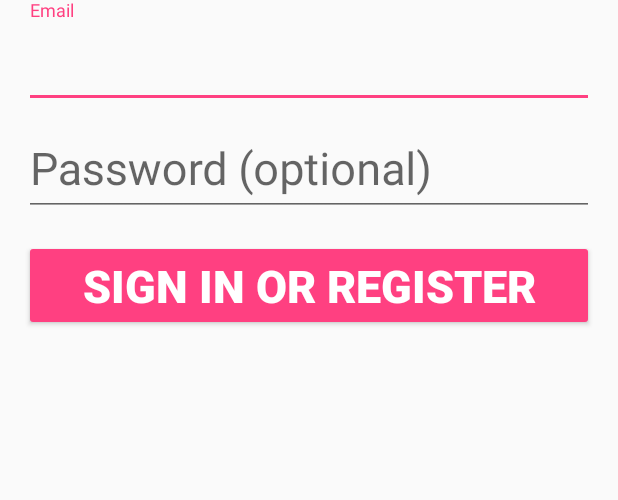
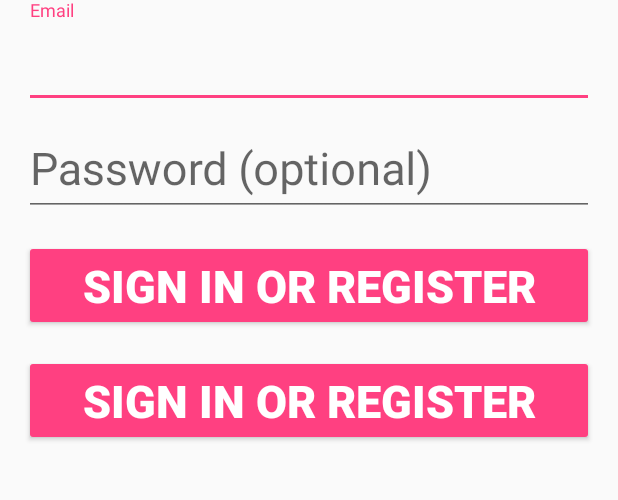
Before and after one commit to paoValle/UninaCampus, an Android app: the screen it shows after launch (LoginActivity), on a phone screen of 412 x 824 dp, the part 336-836 px from its top. Run offline under Robolectric (Android 15) with nearby library versions, the phone set to English and light mode, and no system bars; 2 statements that could not run were skipped.

Commit message:
Creazione sign Up
Creazione dell'activity Sign Up.

```diff
--- a/app/src/main/AndroidManifest.xml
+++ b/app/src/main/AndroidManifest.xml
@@ -24,6 +24,7 @@
             </intent-filter>
         </activity>
         <activity android:name=".UI.HomePage" />
+        <activity android:name=".UI.SignUp"></activity>
     </application>
 
 </manifest>
--- a/app/src/main/java/paovalle/uninacampus/UI/LoginActivity.java
+++ b/app/src/main/java/paovalle/uninacampus/UI/LoginActivity.java
@@ -63,6 +63,8 @@ public class LoginActivity extends AppCompatActivity implements LoaderCallbacks<
     private EditText mPasswordView;
     private View mProgressView;
     private View mLoginFormView;
+    private Button signUpBtn;
+    private Button signInBtn;
 
     @Override
     protected void onCreate(Bundle savedInstanceState) {
@@ -85,11 +87,22 @@ public class LoginActivity extends AppCompatActivity implements LoaderCallbacks<
             }
         });
 
-        Button mEmailSignInButton = (Button) findViewById(R.id.email_sign_in_button);
-        mEmailSignInButton.setOnClickListener(new OnClickListener() {
+
+        signInBtn = (Button) findViewById(R.id.email_sign_in_button);
+        signInBtn.setOnClickListener(new OnClickListener() {
             @Override
             public void onClick(View view) {
                 attemptLogin();
+            }
+        });
+
+        signUpBtn = (Button) findViewById(R.id.bottone_reg);
+        signUpBtn.setOnClickListener(new OnClickListener() {
+            @Override
+            public void onClick(View view) {
+                goToSignUp();
+
+
             }
         });
 
@@ -97,6 +110,10 @@ public class LoginActivity extends AppCompatActivity implements LoaderCallbacks<
         mProgressView = findViewById(R.id.login_progress);
     }
 
+    private void goToSignUp() {
+        Intent intent = new Intent(this,SignUp.class);
+        startActivity(intent);
+    }
     private void populateAutoComplete() {
         if (!mayRequestContacts()) {
             return;
--- a/app/src/main/res/layout/activity_login.xml
+++ b/app/src/main/res/layout/activity_login.xml
@@ -83,6 +83,19 @@
                 android:textStyle="bold"
                 tools:text="Sign In" />
 
+            <Button
+                android:id="@+id/bottone_reg"
+                style="@style/Widget.AppCompat.Button.Colored"
+                android:layout_width="match_parent"
+                android:layout_height="wrap_content"
+                android:layout_marginTop="16dp"
+                android:layout_weight="1"
+                android:text="@string/action_sign_in"
+                android:textSize="30sp"
+                android:textStyle="bold"
+                tools:text="Registrati" />
+
         </LinearLayout>
+
     </ScrollView>
 </LinearLayout>
```
Also changed, not shown: app/src/main/java/paovalle/uninacampus/UI/SignUp.java (added, +39 -0 lines), app/src/main/res/layout/activity_sign_up.xml (added, +130 -0 lines), 2 other files.
